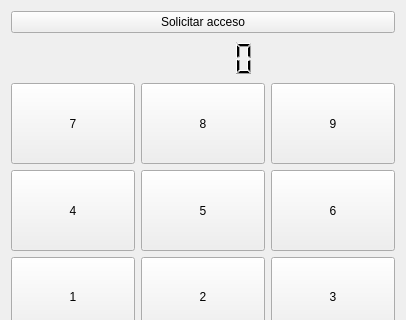
Before: the Qt Designer form form.ui in adnksharp/pySide6-door, drawn with Qt 5; both pictures show x 0 to 406 and y 0 to 320 of the 406 by 463 pixel window.
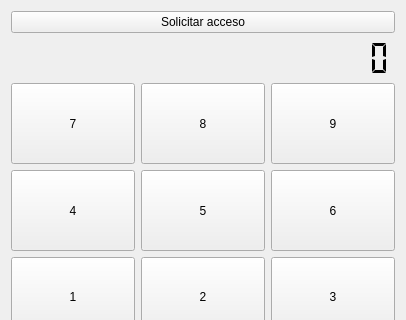
After: the same form once the commit is applied. Icons and pictures are not drawn.

```diff
--- a/form.ui
+++ b/form.ui
@@ -60,6 +60,15 @@
          <property name="smallDecimalPoint">
           <bool>true</bool>
          </property>
+         <property name="digitCount">
+          <number>18</number>
+         </property>
+         <property name="mode">
+          <enum>QLCDNumber::Mode::Dec</enum>
+         </property>
+         <property name="segmentStyle">
+          <enum>QLCDNumber::SegmentStyle::Flat</enum>
+         </property>
         </widget>
        </item>
        <item>
```
